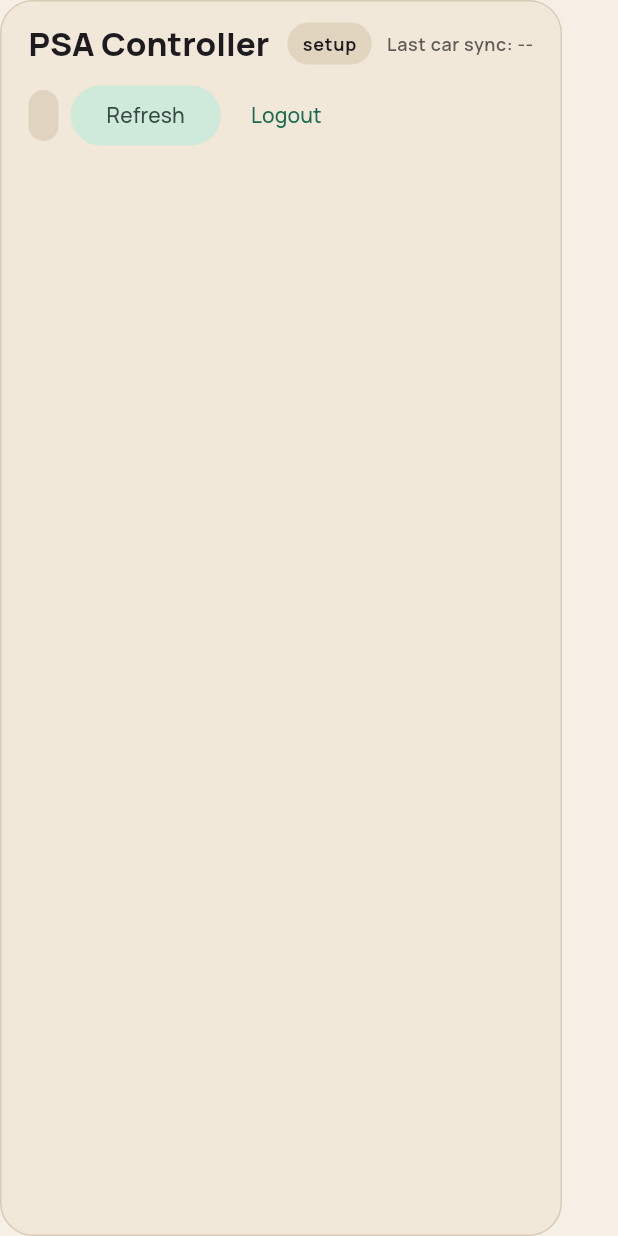
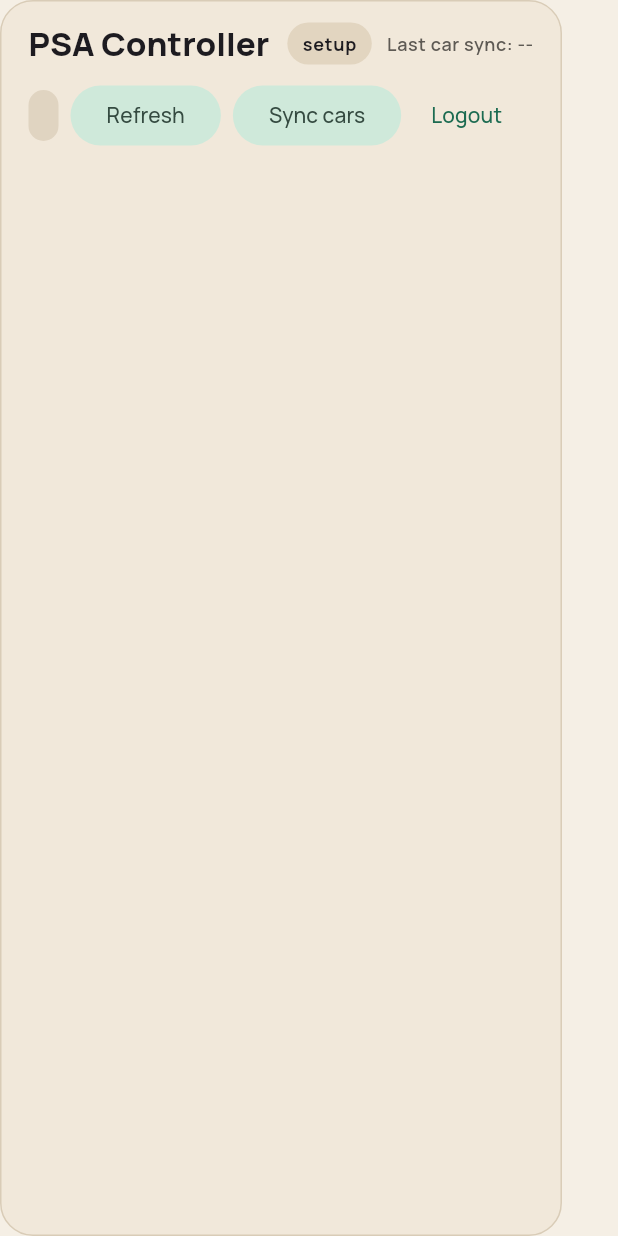
Before and after one commit to neooriginal/PSAController, a Flutter app: the _TopBar widget shown alone on an empty page, opened directly with empty values, on a phone screen of 412 x 824 dp. Run offline on Flutter 3.47's test engine with Material 3 defaults, Android fonts, the phone set to English and light mode, and no system bars; our stand-ins replace fl_chart, google_fonts; network calls fail.

Commit message:
Update main.dart

```diff
--- a/frontend/lib/main.dart
+++ b/frontend/lib/main.dart
@@ -1508,6 +1508,10 @@ class _TopBar extends StatelessWidget {
                     : controller.refreshDashboard,
                 child: const Text('Refresh'),
               ),
+              FilledButton.tonal(
+                onPressed: controller.loading ? null : controller.syncVehicles,
+                child: const Text('Sync cars'),
+              ),
               TextButton(
                 onPressed: controller.loading ? null : controller.logout,
                 child: const Text('Logout'),
```
